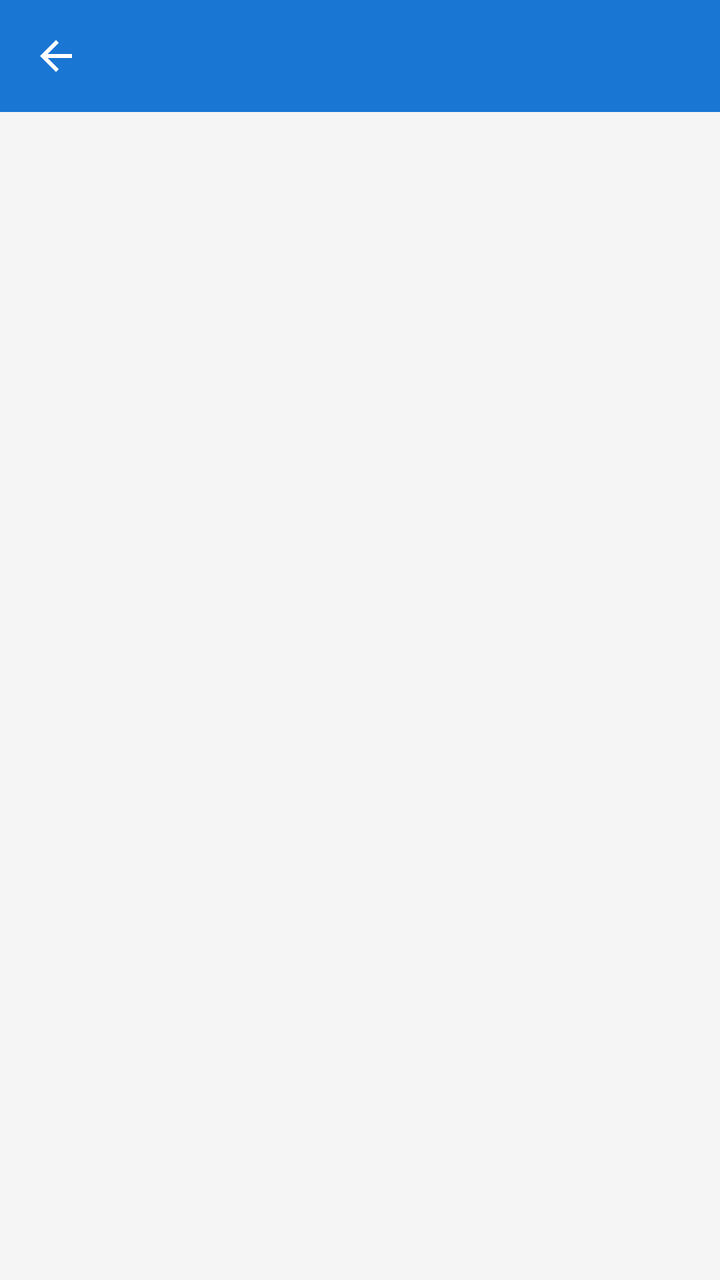
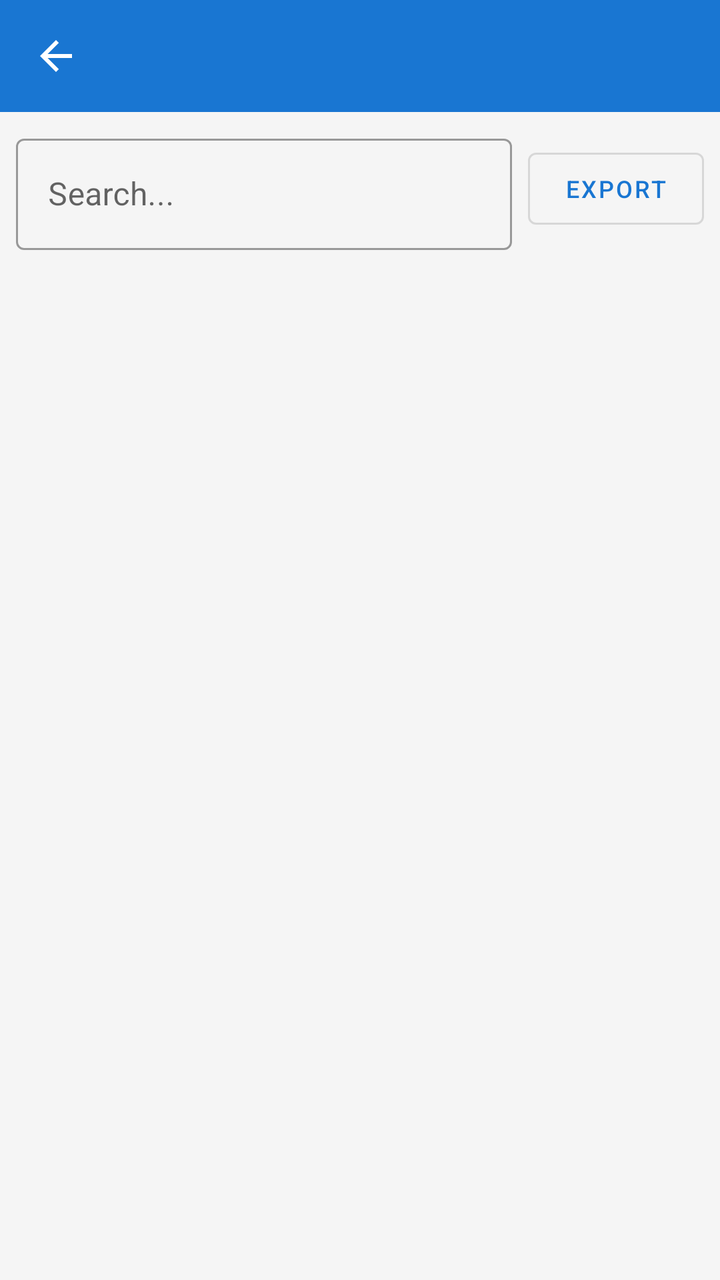

Screens rendered from an Android XML layout before and after an edit, with the pre-edit source and the edit as a unified diff.
<!-- AndroidManifest.xml: application theme Theme.MessageOrganizer -->
<!-- res/layout/activity_message_list.xml -->
<?xml version="1.0" encoding="utf-8"?>
<LinearLayout
    xmlns:android="http://schemas.android.com/apk/res/android"
    xmlns:app="http://schemas.android.com/apk/res-auto"
    android:layout_width="match_parent"
    android:layout_height="match_parent"
    android:orientation="vertical"
    android:background="@color/background">

    <com.google.android.material.appbar.AppBarLayout
        android:layout_width="match_parent"
        android:layout_height="wrap_content">

        <androidx.appcompat.widget.Toolbar
            android:id="@+id/toolbar"
            android:layout_width="match_parent"
            android:layout_height="?attr/actionBarSize"
            android:background="?attr/colorPrimary"
            app:titleTextColor="@android:color/white"
            app:navigationIcon="@drawable/ic_back" />

    </com.google.android.material.appbar.AppBarLayout>

    <TextView
        android:id="@+id/tvCount"
        android:layout_width="match_parent"
        android:layout_height="wrap_content"
        android:textSize="13sp"
        android:textColor="@color/text_secondary"
        android:paddingHorizontal="16dp"
        android:paddingTop="8dp"
        android:paddingBottom="4dp" />

    <TextView
        android:id="@+id/tvEmpty"
        android:layout_width="match_parent"
        android:layout_height="wrap_content"
        android:text="No messages in this group"
        android:textSize="16sp"
        android:textColor="@color/text_secondary"
        android:gravity="center"
        android:padding="32dp"
        android:visibility="gone" />

    <androidx.recyclerview.widget.RecyclerView
        android:id="@+id/rvMessages"
        android:layout_width="match_parent"
        android:layout_height="0dp"
        android:layout_weight="1"
        android:clipToPadding="false"
        android:paddingBottom="8dp" />

</LinearLayout>
<!-- resources referenced by this layout -->
<resources>
  <color name="background">#F5F5F5</color>
  <color name="text_secondary">#757575</color>
  <!-- drawable ic_back (drawable) -->
  <?xml version="1.0" encoding="utf-8"?>
  <vector xmlns:android="http://schemas.android.com/apk/res/android"
      android:width="24dp"
      android:height="24dp"
      android:viewportWidth="24"
      android:viewportHeight="24"
      android:tint="@android:color/white">
      <path
          android:fillColor="@android:color/white"
          android:pathData="M20,11H7.83l5.59,-5.59L12,4l-8,8 8,8 1.41,-1.41L7.83,13H20v-2z" />
  </vector>
  <style name="Theme.MessageOrganizer" parent="Theme.MaterialComponents.DayNight.NoActionBar">
          <item name="colorPrimary">@color/primary</item>
          <item name="colorPrimaryVariant">@color/primary_dark</item>
          <item name="colorOnPrimary">@color/white</item>
          <item name="colorSecondary">@color/accent</item>
          <item name="colorOnSecondary">@color/white</item>
          <item name="android:statusBarColor">@color/primary_dark</item>
          <item name="android:colorBackground">@color/background</item>
      </style>
  <color name="primary">#1976D2</color>
  <color name="primary_dark">#1565C0</color>
  <color name="white">#FFFFFFFF</color>
  <color name="accent">#FF5722</color>
</resources>

<!-- the commit's change to res/layout/activity_message_list.xml (unified diff, before → after) -->
@@ -10,7 +10,6 @@
     <com.google.android.material.appbar.AppBarLayout
         android:layout_width="match_parent"
         android:layout_height="wrap_content">
-
         <androidx.appcompat.widget.Toolbar
             android:id="@+id/toolbar"
             android:layout_width="match_parent"
@@ -18,17 +17,48 @@
             android:background="?attr/colorPrimary"
             app:titleTextColor="@android:color/white"
             app:navigationIcon="@drawable/ic_back" />
+    </com.google.android.material.appbar.AppBarLayout>
 
-    </com.google.android.material.appbar.AppBarLayout>
+    <LinearLayout
+        android:layout_width="match_parent"
+        android:layout_height="wrap_content"
+        android:orientation="horizontal"
+        android:paddingHorizontal="8dp"
+        android:paddingTop="8dp"
+        android:gravity="center_vertical">
+
+        <com.google.android.material.textfield.TextInputLayout
+            style="@style/Widget.MaterialComponents.TextInputLayout.OutlinedBox"
+            android:layout_width="0dp"
+            android:layout_height="wrap_content"
+            android:layout_weight="1"
+            android:hint="Search..."
+            android:layout_marginEnd="8dp">
+            <com.google.android.material.textfield.TextInputEditText
+                android:id="@+id/etSearch"
+                android:layout_width="match_parent"
+                android:layout_height="wrap_content"
+                android:inputType="text"
+                android:maxLines="1" />
+        </com.google.android.material.textfield.TextInputLayout>
+
+        <com.google.android.material.button.MaterialButton
+            android:id="@+id/btnExport"
+            style="@style/Widget.MaterialComponents.Button.OutlinedButton"
+            android:layout_width="wrap_content"
+            android:layout_height="wrap_content"
+            android:text="Export"
+            android:textSize="12sp" />
+    </LinearLayout>
 
     <TextView
         android:id="@+id/tvCount"
         android:layout_width="match_parent"
         android:layout_height="wrap_content"
-        android:textSize="13sp"
+        android:textSize="12sp"
         android:textColor="@color/text_secondary"
         android:paddingHorizontal="16dp"
-        android:paddingTop="8dp"
+        android:paddingTop="4dp"
         android:paddingBottom="4dp" />
 
     <TextView
